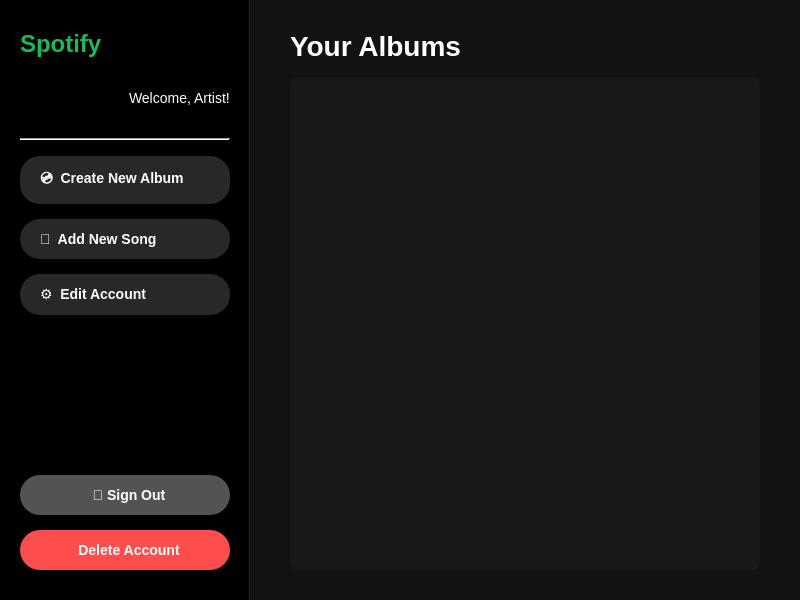
Above: artistwindow.ui from JackyJa/Spotify-Project before the change. Below: the same form after it.
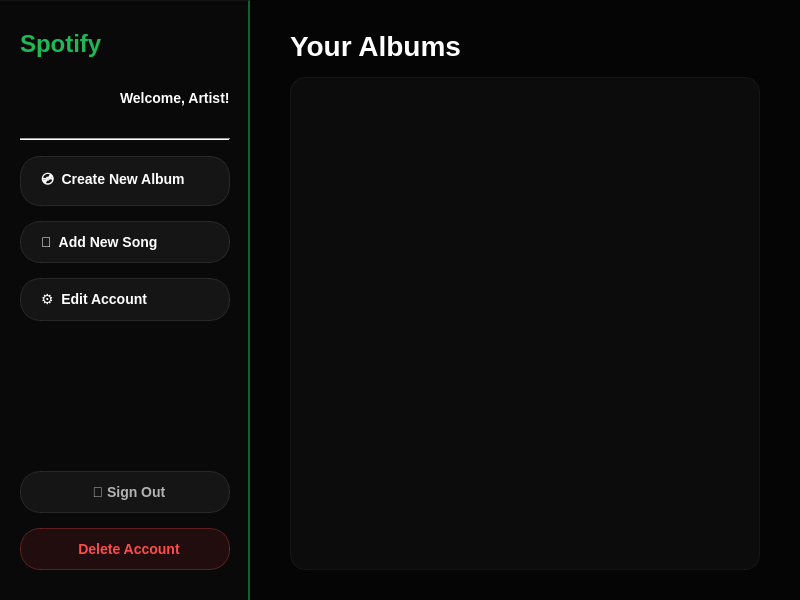
That is the form after the change.

Commit message: UI: Apply unified neon glassmorphism theme to all screens (Login, Register, Dashboards)

Diff of the .ui file:
```diff
--- a/artistwindow.ui
+++ b/artistwindow.ui
@@ -45,6 +45,54 @@
 QWidget#sidebar { background-color: #000000; border-right: 1px solid #282828; }</string>
   </property>
   <widget class="QWidget" name="centralWidget">
+   <property name="styleSheet">
+    <string notr="true">#centralWidget {
+    background-color: #050505;
+    background-image: qradialgradient(
+        cx:0.85, cy:0.15, radius: 1.5, fx:0.85, fy:0.15,
+        stop:0 rgba(29, 185, 84, 120), 
+        stop:0.25 #050505, 
+        stop:1 #000000
+    );
+}
+#sidebar {
+    background-color: rgba(10, 10, 10, 0.85);
+    border-right: 2px solid rgba(29, 185, 84, 0.5);
+    border-top: 1px solid rgba(255, 255, 255, 0.05);
+}
+QLabel { color: #FFFFFF; font-weight: bold; }
+#titleLabel { color: #1DB954; font-size: 26px; font-weight: 900; }
+#albumHeader { color: #FFFFFF; font-size: 28px; }
+QListWidget {
+    background-color: rgba(255, 255, 255, 0.03);
+    color: #E0E0E0;
+    border: 1px solid rgba(255, 255, 255, 0.05);
+    border-radius: 15px;
+    font-size: 16px;
+    padding: 15px;
+    outline: none;
+}
+QListWidget::item { padding: 12px; border-radius: 8px; }
+QListWidget::item:hover { background-color: rgba(255, 255, 255, 0.05); color: #1DB954; }
+QListWidget::item:selected { background-color: #1DB954; color: #000000; font-weight: bold; }
+QPushButton {
+    background-color: rgba(255, 255, 255, 0.05);
+    color: #FFFFFF;
+    border: 1px solid rgba(255, 255, 255, 0.1);
+    border-radius: 20px;
+    padding: 12px;
+    font-size: 14px;
+    font-weight: bold;
+    text-align: left;
+    padding-left: 20px;
+}
+QPushButton:hover { background-color: rgba(29, 185, 84, 0.1); border: 1px solid #1DB954; color: #1DB954; }
+QPushButton:pressed { background-color: #1DB954; color: #000000; }
+QPushButton#btnSignOut { text-align: center; color: #B3B3B3; }
+QPushButton#btnSignOut:hover { color: #FFFFFF; border: 1px solid #FFFFFF; }
+QPushButton#btnDeleteAccount { background-color: rgba(255, 50, 50, 0.1); color: #ff4c4c; border: 1px solid rgba(255, 76, 76, 0.3); text-align: center; }
+QPushButton#btnDeleteAccount:hover { background-color: rgba(255, 50, 50, 0.2); border: 1px solid #ff4c4c; }</string>
+   </property>
    <layout class="QHBoxLayout" name="mainLayout">
     <property name="spacing">
      <number>0</number>
```
The commit also changes 3 other files.
